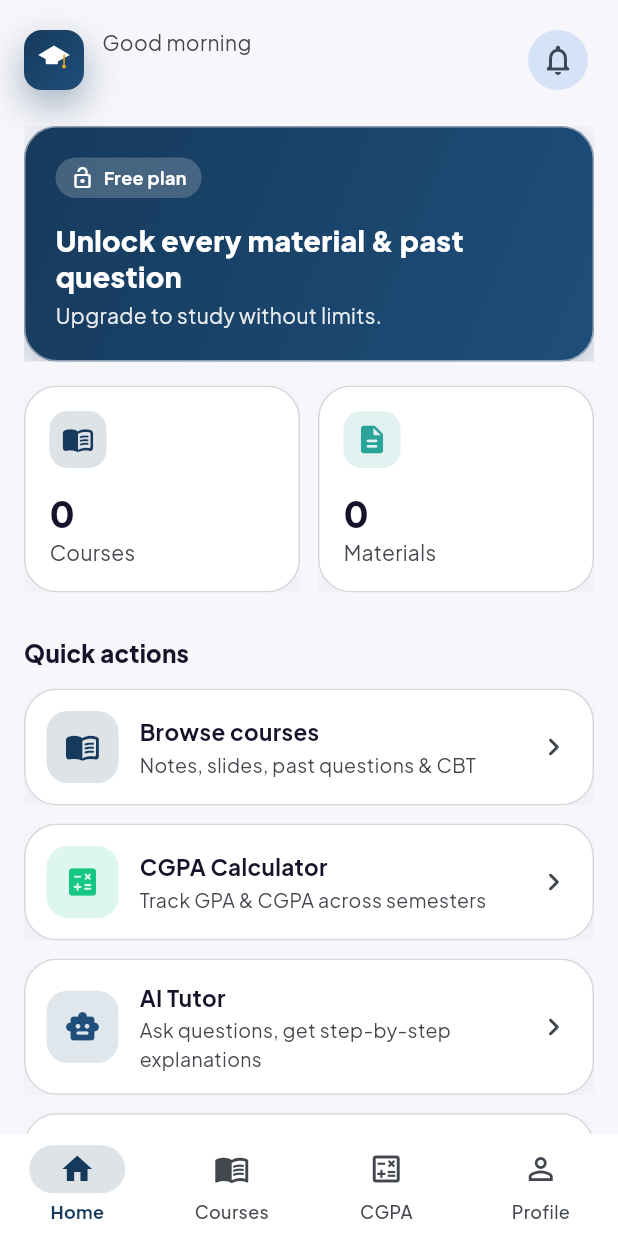
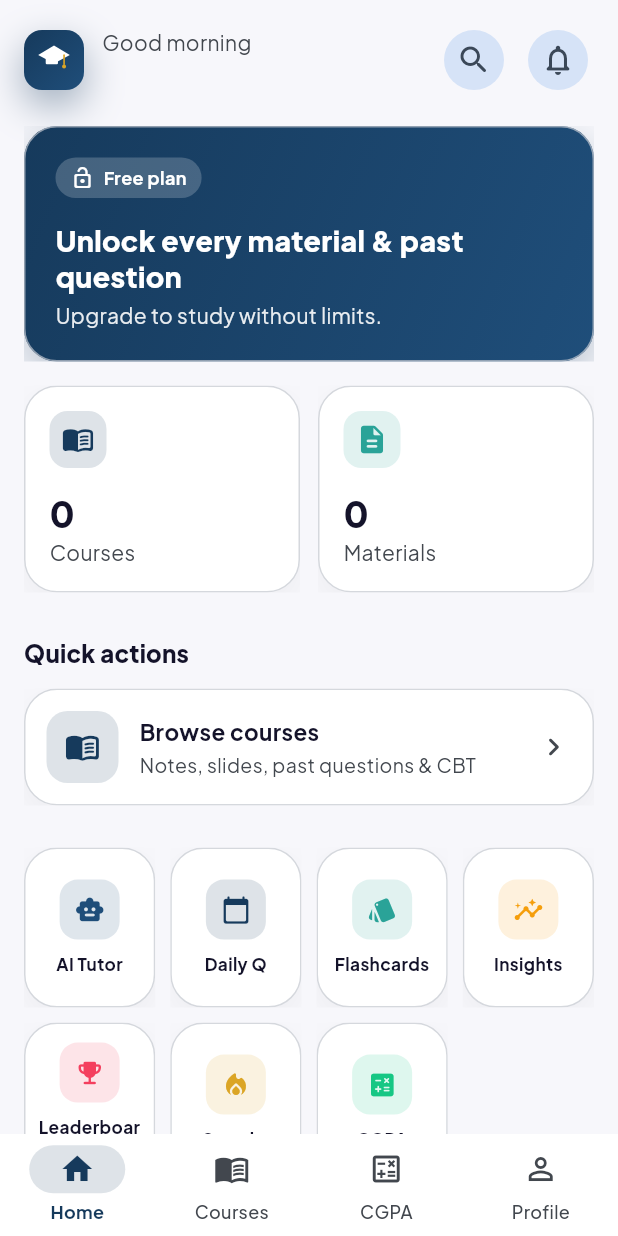
Before and after one commit to AlphaGL/learnhubacademy-app, a Flutter app: the screen it shows after launch, after a tap on "Skip", on a phone screen of 412 x 824 dp. Run offline on Flutter 3.47's test engine with Material 3 defaults, Android fonts, the phone set to English and light mode, and no system bars; drawn by our look-alikes of flutter_animate; our stand-ins replace cached_network_image, firebase_analytics, firebase_core, firebase_crashlytics, firebase_messaging, flutter_local_notifications and 7 more; missing offline and left inert: background_downloader; accounts and stored records are empty; network calls fail; statements that could not run were skipped.

Commit message:
Reorganize dashboard quick actions into a grid; add global search
Quick actions was 8 full-width tiles in one long column — split into
a prominent "Browse courses" tile plus a 4-column icon grid for the
rest, cutting the scroll roughly in half.

Global search mirrors the website's /search/ page: courses + materials
by name (exam years excluded — that table isn't granted direct
Supabase read access the way Subject/Material already are). Reachable
from a new search icon on the dashboard.

```diff
--- a/lib/features/home/dashboard_screen.dart
+++ b/lib/features/home/dashboard_screen.dart
@@ -15,6 +15,7 @@ import '../flashcards/flashcards_screen.dart';
 import '../leaderboard/leaderboard_screen.dart';
 import '../notifications/notifications_screen.dart';
 import '../question_of_the_day/question_of_the_day_screen.dart';
+import '../search/global_search_screen.dart';
 import '../streaks/streaks_screen.dart';
 import '../subjects/subjects_screen.dart';
 
@@ -111,6 +112,13 @@ class _DashboardScreenState extends State<DashboardScreen> {
                     ),
                   ),
                   IconButton.filledTonal(
+                    icon: const Icon(Icons.search_rounded),
+                    onPressed: () => Navigator.of(context).push(
+                      MaterialPageRoute(builder: (_) => const GlobalSearchScreen()),
+                    ),
+                  ),
+                  const SizedBox(width: 8),
+                  IconButton.filledTonal(
                     icon: const Icon(Icons.notifications_none_rounded),
                     onPressed: () => Navigator.of(context).push(
                       MaterialPageRoute(
@@ -170,69 +178,72 @@ class _DashboardScreenState extends State<DashboardScreen> {
                 MaterialPageRoute(builder: (_) => const SubjectsScreen()),
               ),
             ),
-            _ActionTile(
-              icon: Icons.calculate_rounded,
-              title: 'CGPA Calculator',
-              subtitle: 'Track GPA & CGPA across semesters',
-              color: AppTheme.success,
-              onTap: () => Navigator.of(context).push(
-                MaterialPageRoute(
-                    builder: (_) => const CgpaCalculatorScreen()),
-              ),
-            ),
-            _ActionTile(
+            const SizedBox(height: 16),
+            GridView.count(
+              crossAxisCount: 4,
+              shrinkWrap: true,
+              physics: const NeverScrollableScrollPhysics(),
+              crossAxisSpacing: 10,
+              mainAxisSpacing: 10,
+              childAspectRatio: 0.82,
+              children: [
+                _GridActionTile(
                   icon: Icons.smart_toy_rounded,
-              title: 'AI Tutor',
-              subtitle: 'Ask questions, get step-by-step explanations',
+                  label: 'AI Tutor',
                   color: AppTheme.brand2,
                   onTap: () => Navigator.of(context).push(
                     MaterialPageRoute(builder: (_) => const AiTutorScreen()),
                   ),
                 ),
-            _ActionTile(
+                _GridActionTile(
+                  icon: Icons.calendar_today_rounded,
+                  label: 'Daily Q',
+                  color: AppTheme.brand,
+                  onTap: () => Navigator.of(context).push(
+                    MaterialPageRoute(builder: (_) => const QuestionOfTheDayScreen()),
+                  ),
+                ),
+                _GridActionTile(
+                  icon: Icons.style_rounded,
+                  label: 'Flashcards',
+                  color: AppTheme.accent,
+                  onTap: () => Navigator.of(context).push(
+                    MaterialPageRoute(builder: (_) => const FlashcardsScreen()),
+                  ),
+                ),
+                _GridActionTile(
                   icon: Icons.insights_rounded,
-              title: 'My Insights',
-              subtitle: 'Weak topics from your past exams & quizzes',
+                  label: 'Insights',
                   color: AppTheme.warning,
                   onTap: () => Navigator.of(context).push(
                     MaterialPageRoute(builder: (_) => const WeakTopicsScreen()),
                   ),
                 ),
-            _ActionTile(
+                _GridActionTile(
                   icon: Icons.emoji_events_rounded,
-              title: 'Leaderboard',
-              subtitle: 'See how you rank against other students',
+                  label: 'Leaderboard',
                   color: AppTheme.danger,
                   onTap: () => Navigator.of(context).push(
                     MaterialPageRoute(builder: (_) => const LeaderboardScreen()),
                   ),
                 ),
-            _ActionTile(
+                _GridActionTile(
                   icon: Icons.local_fire_department_rounded,
-              title: 'Streaks & Badges',
-              subtitle: 'Track your study streak and earned badges',
+                  label: 'Streaks',
                   color: AppTheme.gold,
                   onTap: () => Navigator.of(context).push(
                     MaterialPageRoute(builder: (_) => const StreaksScreen()),
                   ),
                 ),
-            _ActionTile(
-              icon: Icons.style_rounded,
-              title: 'Flashcards',
-              subtitle: 'Review questions you\'ve gotten wrong before',
-              color: AppTheme.accent,
+                _GridActionTile(
+                  icon: Icons.calculate_rounded,
+                  label: 'CGPA',
+                  color: AppTheme.success,
                   onTap: () => Navigator.of(context).push(
-                MaterialPageRoute(builder: (_) => const FlashcardsScreen()),
+                    MaterialPageRoute(builder: (_) => const CgpaCalculatorScreen()),
                   ),
                 ),
-            _ActionTile(
-              icon: Icons.calendar_today_rounded,
-              title: 'Question of the Day',
-              subtitle: 'One question, every student, every day',
-              color: AppTheme.brand,
-              onTap: () => Navigator.of(context).push(
-                MaterialPageRoute(builder: (_) => const QuestionOfTheDayScreen()),
-              ),
+              ],
             ),
           ],
         ),
@@ -359,6 +370,49 @@ class _StatCard extends StatelessWidget {
   }
 }
 
+class _GridActionTile extends StatelessWidget {
+  const _GridActionTile({
+    required this.icon,
+    required this.label,
+    required this.color,
+    required this.onTap,
+  });
+  final IconData icon;
+  final String label;
+  final Color color;
+  final VoidCallback onTap;
+
+  @override
+  Widget build(BuildContext context) {
+    return PremiumCard(
+      onTap: onTap,
+      padding: const EdgeInsets.symmetric(vertical: 10, horizontal: 6),
+      child: Column(
+        mainAxisAlignment: MainAxisAlignment.center,
+        children: [
+          Container(
+            height: 40,
+            width: 40,
+            decoration: BoxDecoration(
+              color: color.withOpacity(0.14),
+              borderRadius: BorderRadius.circular(12),
+            ),
+            child: Icon(icon, color: color, size: 20),
+          ),
+          const SizedBox(height: 8),
+          Text(
+            label,
+            textAlign: TextAlign.center,
+            maxLines: 2,
+            overflow: TextOverflow.ellipsis,
+            style: const TextStyle(fontWeight: FontWeight.w700, fontSize: 11.5),
+          ),
+        ],
+      ),
+    );
+  }
+}
+
 class _ActionTile extends StatelessWidget {
   const _ActionTile({
     required this.icon,
```
Also changed, not shown: lib/features/search/global_search_screen.dart (added, +173 -0 lines). Lines whose indentation alone changed are shown as unchanged.
